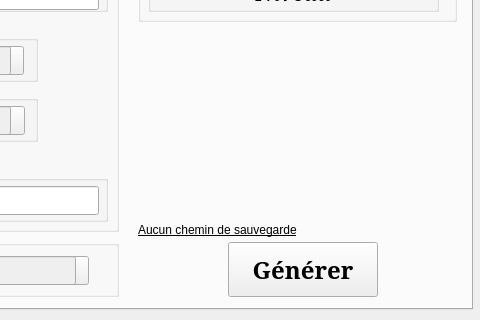
This is src/damysos/ui/designer/designer_ui.ui in BourgonLaurent/pyEtude as Qt 5 draws it before an edit; both pictures show x 248 to 728 and y 151 to 471 of the 728 by 471 pixel window. The edited form follows.
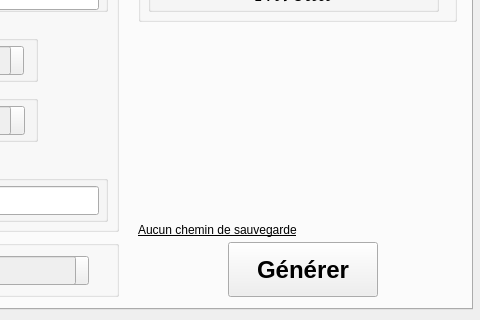
This is the edited form. Custom widgets are drawn as their Qt base class.

Commit message: fix font of generate button

The edit to the form file:
```diff
--- a/src/damysos/ui/designer/designer_ui.ui
+++ b/src/damysos/ui/designer/designer_ui.ui
@@ -585,7 +585,6 @@
       </property>
       <property name="font">
        <font>
-        <family>Garamond</family>
         <pointsize>18</pointsize>
         <weight>75</weight>
         <bold>true</bold>
```
The commit also changes 1 other file.
